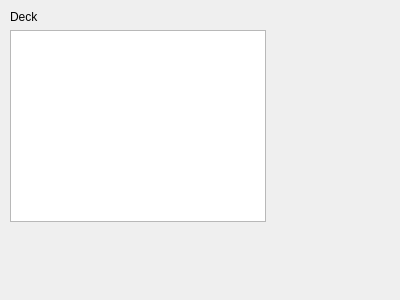
Qt form plugins/imp-anki/ankiimportwidget.ui (martin-kudlicka/vocabulary-master) before a commit.
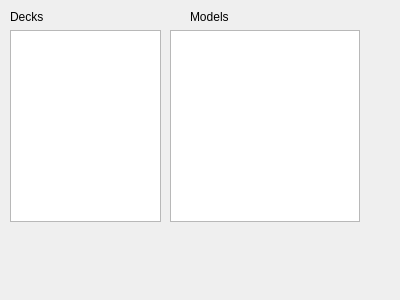
The same form after that commit.

Commit message: + show Anki models

Diff of the .ui file:
```diff
--- a/plugins/imp-anki/ankiimportwidget.ui
+++ b/plugins/imp-anki/ankiimportwidget.ui
@@ -23,7 +23,7 @@
     </rect>
    </property>
    <property name="text">
-    <string>Deck</string>
+    <string>Decks</string>
    </property>
   </widget>
   <widget class="QTreeView" name="qtvDecks">
@@ -31,7 +31,7 @@
     <rect>
      <x>10</x>
      <y>30</y>
-     <width>256</width>
+     <width>151</width>
      <height>192</height>
     </rect>
    </property>
@@ -42,6 +42,32 @@
     <bool>false</bool>
    </attribute>
   </widget>
+  <widget class="QLabel" name="label_2">
+   <property name="geometry">
+    <rect>
+     <x>190</x>
+     <y>10</y>
+     <width>46</width>
+     <height>13</height>
+    </rect>
+   </property>
+   <property name="text">
+    <string>Models</string>
+   </property>
+  </widget>
+  <widget class="QTreeView" name="qtvModels">
+   <property name="geometry">
+    <rect>
+     <x>170</x>
+     <y>30</y>
+     <width>190</width>
+     <height>192</height>
+    </rect>
+   </property>
+   <attribute name="headerStretchLastSection">
+    <bool>false</bool>
+   </attribute>
+  </widget>
  </widget>
  <resources/>
  <connections/>
```
The commit also changes 6 other files.
